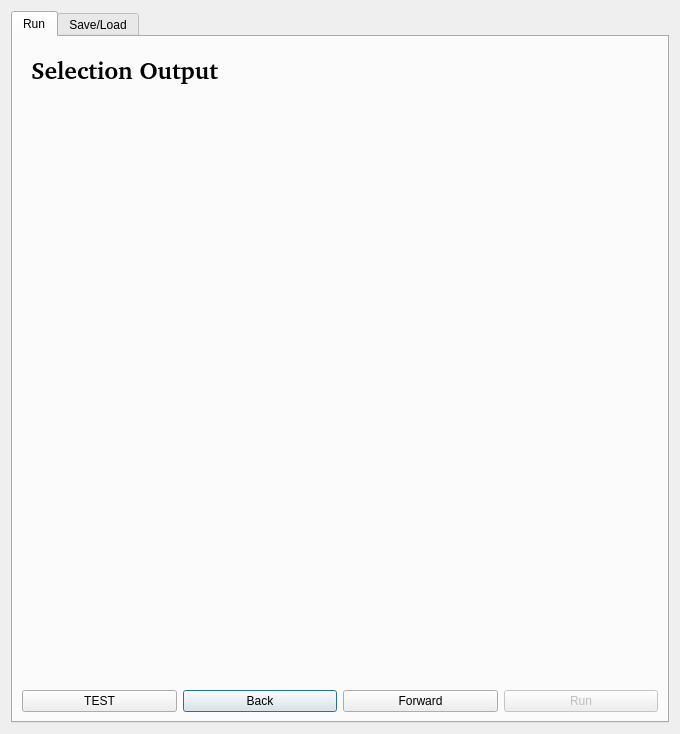
Before: the Qt Designer form arpap_spatialreport_dialog_base.ui in gis3w/ARPAP_SpatialReport, drawn with Qt 5.
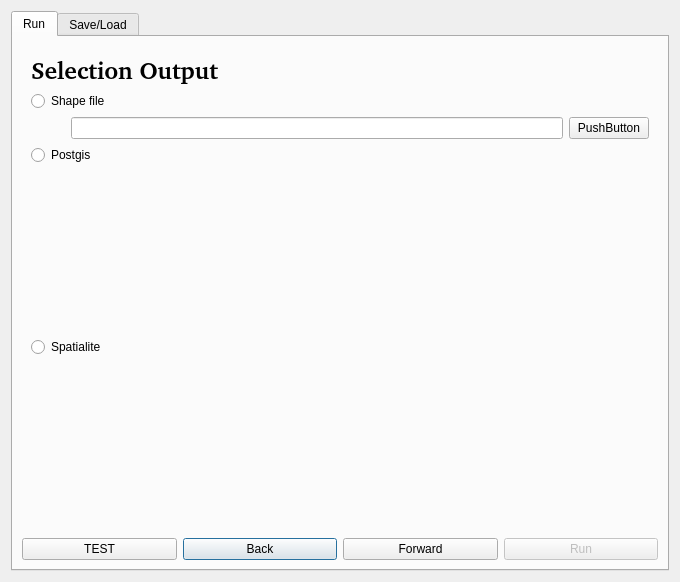
After: the same form once the commit is applied. The open tabs and pages were chosen to show the change.

Commit message: Continue develop. Normalized module name. Move signal and event login inside dialogs

The edit to the form file:
```diff
--- a/arpap_spatialreport_dialog_base.ui
+++ b/arpap_spatialreport_dialog_base.ui
@@ -7,7 +7,7 @@
     <x>0</x>
     <y>0</y>
     <width>680</width>
-    <height>734</height>
+    <height>582</height>
    </rect>
   </property>
   <property name="windowTitle">
@@ -431,15 +431,11 @@
           </layout>
          </widget>
          <widget class="QWidget" name="pageSelectOutput">
+          <layout class="QVBoxLayout" name="verticalLayout_5">
+           <item>
+            <layout class="QVBoxLayout" name="verticalLayout_4" stretch="0,1,1,1,1,1,1">
+             <item>
           <widget class="QLabel" name="labelTitleStep4">
-           <property name="geometry">
-            <rect>
-             <x>9</x>
-             <y>9</y>
-             <width>197</width>
-             <height>29</height>
-            </rect>
-           </property>
            <property name="font">
             <font>
              <family>Droid Sans [unknown]</family>
@@ -452,6 +448,54 @@
             <string>Selection Output</string>
            </property>
           </widget>
+             </item>
+             <item>
+              <widget class="QRadioButton" name="outputShapeRadio">
+               <property name="text">
+                <string>Shape file</string>
+               </property>
+              </widget>
+             </item>
+             <item>
+              <layout class="QHBoxLayout" name="horizontalLayout_2">
+               <property name="leftMargin">
+                <number>40</number>
+               </property>
+               <item>
+                <widget class="QLineEdit" name="lineEdit"/>
+               </item>
+               <item>
+                <widget class="QPushButton" name="pushButton">
+                 <property name="text">
+                  <string>PushButton</string>
+                 </property>
+                </widget>
+               </item>
+              </layout>
+             </item>
+             <item>
+              <widget class="QRadioButton" name="outputPostgisRadio">
+               <property name="text">
+                <string>Postgis</string>
+               </property>
+              </widget>
+             </item>
+             <item>
+              <layout class="QHBoxLayout" name="horizontalLayout_5"/>
+             </item>
+             <item>
+              <widget class="QRadioButton" name="outputSpatialiteRadio">
+               <property name="text">
+                <string>Spatialite</string>
+               </property>
+              </widget>
+             </item>
+             <item>
+              <layout class="QHBoxLayout" name="horizontalLayout_6"/>
+             </item>
+            </layout>
+           </item>
+          </layout>
          </widget>
          <widget class="QWidget" name="pageRun">
           <layout class="QGridLayout" name="gridLayout_8">
```
Left out of the diff: 4 changed lines with no effect on the pictures. Lines whose indentation alone changed are shown as unchanged. The commit also changes 5 other files.
